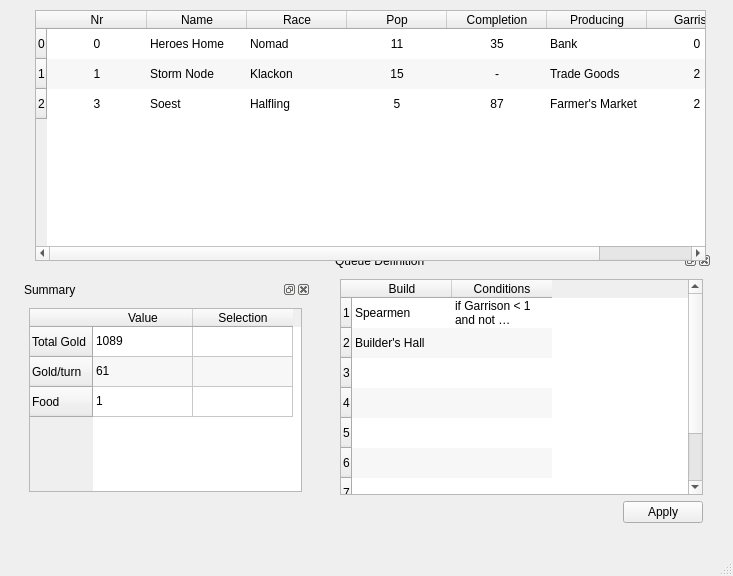
The window that QMoMDialogs/DialogManageCities.ui (jbalcomb/MoM-RTGT) describes before a commit, drawn with Qt 5.
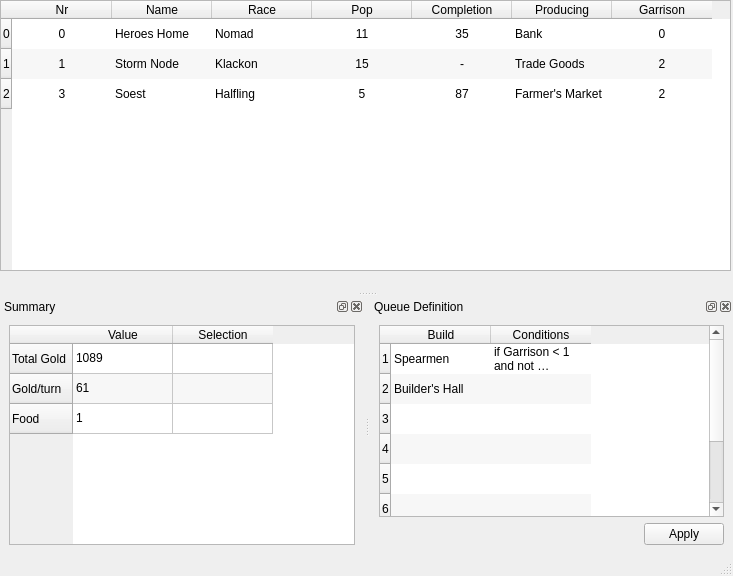
The same window after the commit.

Commit message: Read/write dock state

```diff
--- a/QMoMDialogs/DialogManageCities.ui
+++ b/QMoMDialogs/DialogManageCities.ui
@@ -14,217 +14,13 @@
    <string>Manage Cities</string>
   </property>
   <widget class="QWidget" name="centralwidget">
-   <widget class="QDockWidget" name="dockWidget_Summary">
-    <property name="geometry">
-     <rect>
-      <x>20</x>
-      <y>280</y>
-      <width>291</width>
-      <height>221</height>
-     </rect>
-    </property>
-    <property name="windowTitle">
-     <string>Summary</string>
-    </property>
-    <widget class="QWidget" name="dockWidgetContents">
-     <layout class="QGridLayout" name="gridLayout">
-      <item row="0" column="0">
-       <widget class="QTableWidget" name="tableWidget_Summary">
-        <property name="sizePolicy">
-         <sizepolicy hsizetype="Preferred" vsizetype="Expanding">
-          <horstretch>0</horstretch>
-          <verstretch>40</verstretch>
-         </sizepolicy>
-        </property>
-        <property name="maximumSize">
-         <size>
-          <width>16777215</width>
-          <height>16777215</height>
-         </size>
-        </property>
-        <property name="baseSize">
-         <size>
-          <width>0</width>
-          <height>0</height>
-         </size>
-        </property>
-        <property name="contextMenuPolicy">
-         <enum>Qt::CustomContextMenu</enum>
-        </property>
-        <property name="alternatingRowColors">
-         <bool>true</bool>
-        </property>
-        <row>
-         <property name="text">
-          <string>Total Gold</string>
-         </property>
-        </row>
-        <row>
-         <property name="text">
-          <string>Gold/turn</string>
-         </property>
-        </row>
-        <row>
-         <property name="text">
-          <string>Food</string>
-         </property>
-        </row>
-        <column>
-         <property name="text">
-          <string>Value</string>
-         </property>
-        </column>
-        <column>
-         <property name="text">
-          <string>Selection</string>
-         </property>
-        </column>
-        <item row="0" column="0">
-         <property name="text">
-          <string>1089</string>
-         </property>
-        </item>
-        <item row="1" column="0">
-         <property name="text">
-          <string>61</string>
-         </property>
-        </item>
-        <item row="1" column="1">
-         <property name="text">
-          <string/>
-         </property>
-        </item>
-        <item row="2" column="0">
-         <property name="text">
-          <string>1</string>
-         </property>
-        </item>
-       </widget>
-      </item>
-     </layout>
-    </widget>
-   </widget>
-   <widget class="QDockWidget" name="dockWidget_QueueDefinition">
-    <property name="geometry">
-     <rect>
-      <x>331</x>
-      <y>251</y>
-      <width>381</width>
-      <height>281</height>
-     </rect>
-    </property>
-    <property name="windowTitle">
-     <string>Queue Definition</string>
-    </property>
-    <widget class="QWidget" name="dockWidgetContents_2">
-     <layout class="QVBoxLayout" name="verticalLayout">
-      <item>
-       <widget class="QTableWidget" name="tableWidget_QueueDefinition">
-        <property name="sizePolicy">
-         <sizepolicy hsizetype="Expanding" vsizetype="Expanding">
-          <horstretch>100</horstretch>
-          <verstretch>40</verstretch>
-         </sizepolicy>
-        </property>
-        <property name="alternatingRowColors">
-         <bool>true</bool>
-        </property>
-        <property name="showGrid">
-         <bool>false</bool>
-        </property>
-        <row>
-         <property name="text">
-          <string>1</string>
-         </property>
-        </row>
-        <row>
-         <property name="text">
-          <string>2</string>
-         </property>
-        </row>
-        <row>
-         <property name="text">
-          <string>3</string>
-         </property>
-        </row>
-        <row>
-         <property name="text">
-          <string>4</string>
-         </property>
-        </row>
-        <row>
-         <property name="text">
-          <string>5</string>
-         </property>
-        </row>
-        <row>
-         <property name="text">
-          <string>6</string>
-         </property>
-        </row>
-        <row>
-         <property name="text">
-          <string>7</string>
-         </property>
-        </row>
-        <row>
-         <property name="text">
-          <string>8</string>
-         </property>
-        </row>
-        <column>
-         <property name="text">
-          <string>Build</string>
-         </property>
-        </column>
-        <column>
-         <property name="text">
-          <string>Conditions</string>
-         </property>
-        </column>
-        <item row="0" column="0">
-         <property name="text">
-          <string>Spearmen</string>
-         </property>
-         <property name="flags">
-          <set>ItemIsSelectable|ItemIsEditable|ItemIsDragEnabled|ItemIsUserCheckable|ItemIsEnabled</set>
-         </property>
-        </item>
-        <item row="0" column="1">
-         <property name="text">
-          <string>if Garrison &lt; 1 and not producing(Garrison)</string>
-         </property>
-         <property name="flags">
-          <set>ItemIsSelectable|ItemIsEditable|ItemIsDragEnabled|ItemIsUserCheckable|ItemIsEnabled</set>
-         </property>
-        </item>
-        <item row="1" column="0">
-         <property name="text">
-          <string>Builder's Hall</string>
-         </property>
-        </item>
-       </widget>
-      </item>
-      <item>
-       <widget class="QDialogButtonBox" name="buttonBox">
-        <property name="orientation">
-         <enum>Qt::Horizontal</enum>
-        </property>
-        <property name="standardButtons">
-         <set>QDialogButtonBox::Apply</set>
-        </property>
-       </widget>
-      </item>
-     </layout>
-    </widget>
-   </widget>
    <widget class="QTableWidget" name="tableWidget_Cities">
     <property name="geometry">
      <rect>
-      <x>35</x>
-      <y>10</y>
-      <width>671</width>
-      <height>251</height>
+      <x>0</x>
+      <y>0</y>
+      <width>731</width>
+      <height>271</height>
      </rect>
     </property>
     <property name="sizePolicy">
@@ -467,6 +263,203 @@
    </property>
   </widget>
   <widget class="QStatusBar" name="statusbar"/>
+  <widget class="QDockWidget" name="dockWidget_Summary">
+   <property name="floating">
+    <bool>false</bool>
+   </property>
+   <property name="windowTitle">
+    <string>Summary</string>
+   </property>
+   <attribute name="dockWidgetArea">
+    <number>8</number>
+   </attribute>
+   <widget class="QWidget" name="dockWidgetContents">
+    <layout class="QGridLayout" name="gridLayout">
+     <item row="0" column="0">
+      <widget class="QTableWidget" name="tableWidget_Summary">
+       <property name="sizePolicy">
+        <sizepolicy hsizetype="Preferred" vsizetype="Expanding">
+         <horstretch>0</horstretch>
+         <verstretch>40</verstretch>
+        </sizepolicy>
+       </property>
+       <property name="maximumSize">
+        <size>
+         <width>16777215</width>
+         <height>16777215</height>
+        </size>
+       </property>
+       <property name="baseSize">
+        <size>
+         <width>0</width>
+         <height>0</height>
+        </size>
+       </property>
+       <property name="contextMenuPolicy">
+        <enum>Qt::CustomContextMenu</enum>
+       </property>
+       <property name="alternatingRowColors">
+        <bool>true</bool>
+       </property>
+       <row>
+        <property name="text">
+         <string>Total Gold</string>
+        </property>
+       </row>
+       <row>
+        <property name="text">
+         <string>Gold/turn</string>
+        </property>
+       </row>
+       <row>
+        <property name="text">
+         <string>Food</string>
+        </property>
+       </row>
+       <column>
+        <property name="text">
+         <string>Value</string>
+        </property>
+       </column>
+       <column>
+        <property name="text">
+         <string>Selection</string>
+        </property>
+       </column>
+       <item row="0" column="0">
+        <property name="text">
+         <string>1089</string>
+        </property>
+       </item>
+       <item row="1" column="0">
+        <property name="text">
+         <string>61</string>
+        </property>
+       </item>
+       <item row="1" column="1">
+        <property name="text">
+         <string/>
+        </property>
+       </item>
+       <item row="2" column="0">
+        <property name="text">
+         <string>1</string>
+        </property>
+       </item>
+      </widget>
+     </item>
+    </layout>
+   </widget>
+  </widget>
+  <widget class="QDockWidget" name="dockWidget_QueueDefinition">
+   <property name="windowTitle">
+    <string>Queue Definition</string>
+   </property>
+   <attribute name="dockWidgetArea">
+    <number>8</number>
+   </attribute>
+   <widget class="QWidget" name="dockWidgetContents_2">
+    <layout class="QVBoxLayout" name="verticalLayout">
+     <item>
+      <widget class="QTableWidget" name="tableWidget_QueueDefinition">
+       <property name="sizePolicy">
+        <sizepolicy hsizetype="Expanding" vsizetype="Expanding">
+         <horstretch>100</horstretch>
+         <verstretch>40</verstretch>
+        </sizepolicy>
+       </property>
+       <property name="alternatingRowColors">
+        <bool>true</bool>
+       </property>
+       <property name="showGrid">
+        <bool>false</bool>
+       </property>
+       <row>
+        <property name="text">
+         <string>1</string>
+        </property>
+       </row>
+       <row>
+        <property name="text">
+         <string>2</string>
+        </property>
+       </row>
+       <row>
+        <property name="text">
+         <string>3</string>
+        </property>
+       </row>
+       <row>
+        <property name="text">
+         <string>4</string>
+        </property>
+       </row>
+       <row>
+        <property name="text">
+         <string>5</string>
+        </property>
+       </row>
+       <row>
+        <property name="text">
+         <string>6</string>
+        </property>
+       </row>
+       <row>
+        <property name="text">
+         <string>7</string>
+        </property>
+       </row>
+       <row>
+        <property name="text">
+         <string>8</string>
+        </property>
+       </row>
+       <column>
+        <property name="text">
+         <string>Build</string>
+        </property>
+       </column>
+       <column>
+        <property name="text">
+         <string>Conditions</string>
+        </property>
+       </column>
+       <item row="0" column="0">
+        <property name="text">
+         <string>Spearmen</string>
+        </property>
+        <property name="flags">
+         <set>ItemIsSelectable|ItemIsEditable|ItemIsDragEnabled|ItemIsUserCheckable|ItemIsEnabled</set>
+        </property>
+       </item>
+       <item row="0" column="1">
+        <property name="text">
+         <string>if Garrison &lt; 1 and not producing(Garrison)</string>
+        </property>
+        <property name="flags">
+         <set>ItemIsSelectable|ItemIsEditable|ItemIsDragEnabled|ItemIsUserCheckable|ItemIsEnabled</set>
+        </property>
+       </item>
+       <item row="1" column="0">
+        <property name="text">
+         <string>Builder's Hall</string>
+        </property>
+       </item>
+      </widget>
+     </item>
+     <item>
+      <widget class="QDialogButtonBox" name="buttonBox">
+       <property name="orientation">
+        <enum>Qt::Horizontal</enum>
+       </property>
+       <property name="standardButtons">
+        <set>QDialogButtonBox::Apply</set>
+       </property>
+      </widget>
+     </item>
+    </layout>
+   </widget>
+  </widget>
  </widget>
  <resources/>
  <connections/>
```
The commit also changes 5 other files.
